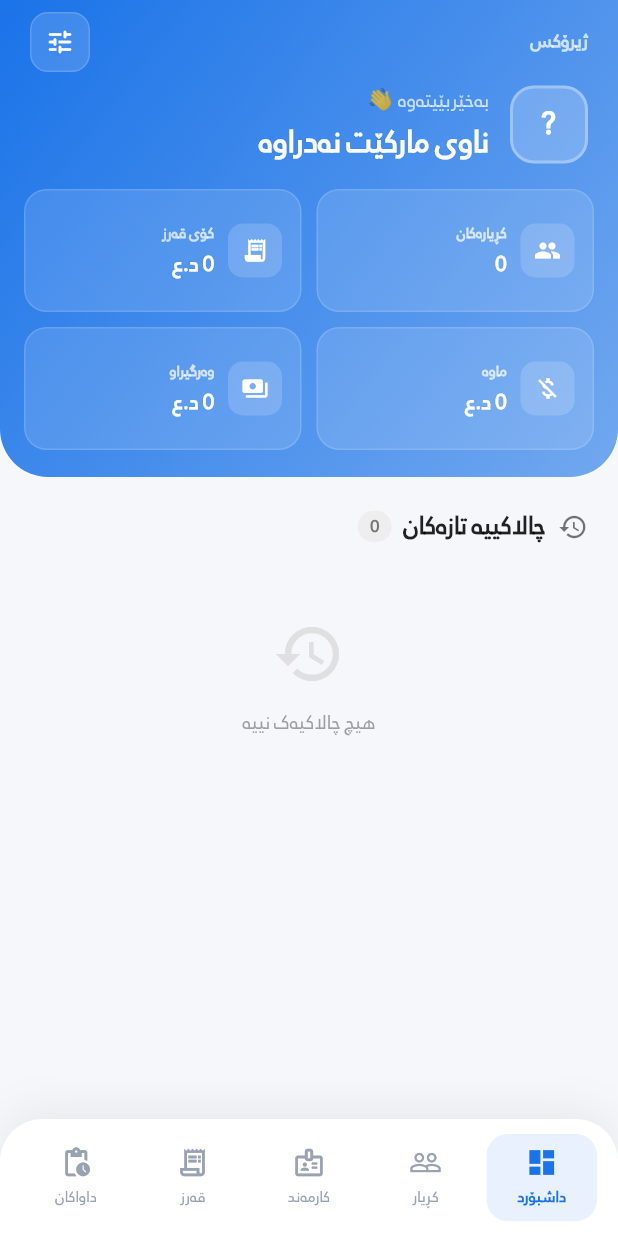
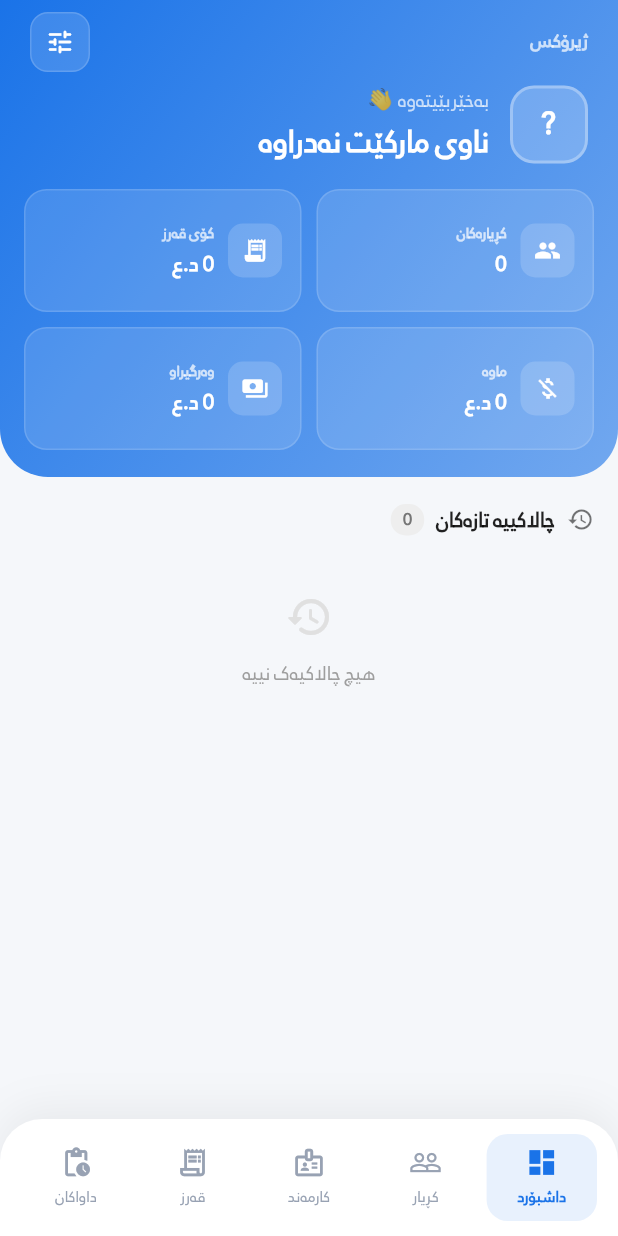
Before and after one commit to arambarzani07/zhiroxVIPuser, a Flutter app: the AdminDashboard screen opened directly, on a phone screen of 412 x 824 dp. Run offline on Flutter 3.47's test engine with Material 3 defaults, Android fonts, the phone set to English and light mode, and no system bars; our stand-ins replace connectivity_plus, flutter_image_compress, flutter_local_notifications, flutter_secure_storage, image_picker, pdf and 5 more; missing offline and left inert: workmanager; accounts and stored records are empty; statements that could not run were skipped.

Commit message:
Polish Dashboard alerts and recent activity

```diff
--- a/lib/screens/admin/admin_dashboard.dart
+++ b/lib/screens/admin/admin_dashboard.dart
@@ -103,6 +103,7 @@ class _AdminDashboardState extends State<AdminDashboard> {
   Widget build(BuildContext context) {
     final auth = context.read<AuthProvider>();
     final isDark = Theme.of(context).brightness == Brightness.dark;
+    final pendingNavCount = (_stats['pendingRequests'] as num?)?.toInt() ?? 0;
 
     final screens = [
       _buildNewDashboard(auth),
@@ -176,6 +177,7 @@ class _AdminDashboardState extends State<AdminDashboard> {
                   Icons.pending_actions_outlined,
                   Icons.pending_actions,
                   'داواکان',
+                  badgeCount: pendingNavCount,
                 ),
               ],
             ),
@@ -189,8 +191,9 @@ class _AdminDashboardState extends State<AdminDashboard> {
     int index,
     IconData icon,
     IconData activeIcon,
-    String label,
-  ) {
+    String label, {
+    int badgeCount = 0,
+  }) {
     final isSelected = _currentIndex == index;
     final isDark = Theme.of(context).brightness == Brightness.dark;
     final inactiveColor =
@@ -225,10 +228,44 @@ class _AdminDashboardState extends State<AdminDashboard> {
               child: Column(
                 mainAxisSize: MainAxisSize.min,
                 children: [
+                  Stack(
+                    clipBehavior: Clip.none,
+                    children: [
                       Icon(
                         isSelected ? activeIcon : icon,
                         size: 22,
                         color: isSelected ? AppColors.primary : inactiveColor,
+                      ),
+                      if (badgeCount > 0)
+                        Positioned(
+                          top: -6,
+                          right: -9,
+                          child: Container(
+                            constraints: const BoxConstraints(minWidth: 17),
+                            height: 17,
+                            padding: const EdgeInsets.symmetric(horizontal: 4),
+                            alignment: Alignment.center,
+                            decoration: BoxDecoration(
+                              color: Colors.red.shade600,
+                              borderRadius: BorderRadius.circular(9),
+                              border: Border.all(
+                                color: isDark ? AppDarkColors.card : Colors.white,
+                                width: 1.5,
+                              ),
+                            ),
+                            child: Text(
+                              badgeCount > 99 ? '99+' : '$badgeCount',
+                              style: const TextStyle(
+                                color: Colors.white,
+                                fontSize: 8.5,
+                                fontWeight: FontWeight.w800,
+                                height: 1,
+                              ),
+                              textDirection: TextDirection.ltr,
+                            ),
+                          ),
+                        ),
+                    ],
                   ),
                   const SizedBox(height: 4),
                   Text(
@@ -289,7 +326,6 @@ class _AdminDashboardState extends State<AdminDashboard> {
     final isDark = Theme.of(context).brightness == Brightness.dark;
 
     final recentActivity = _stats['recentActivity'] as List<RecordModel>? ?? [];
-    final pendingCount = _stats['pendingRequests'] as int? ?? 0;
     final totalCustomers = (_stats['totalCustomers'] ?? 0).toDouble();
     final totalDebt = (_stats['totalDebt'] ?? 0).toDouble();
     final totalRemaining = (_stats['totalRemaining'] ?? 0).toDouble();
@@ -479,38 +515,31 @@ class _AdminDashboardState extends State<AdminDashboard> {
                     // ───── Subscription Warning (inside gradient) ─────
                     if (auth.subscriptionDaysLeft <= 10)
                       Padding(
-                        padding: const EdgeInsets.fromLTRB(16, 0, 16, 20),
+                        padding: const EdgeInsets.fromLTRB(16, 0, 16, 14),
                         child: Container(
                           padding: const EdgeInsets.symmetric(
-                            horizontal: 14,
-                            vertical: 12,
-                          ),
-                          decoration: BoxDecoration(
-                            color: const Color(0xCCE53935),
+                            horizontal: 12,
+                            vertical: 9,
+                          ),
+                          decoration: BoxDecoration(
+                            color: Colors.white.withValues(alpha: 0.10),
                             borderRadius: BorderRadius.circular(14),
                             border: Border.all(
-                              color: Colors.red[300]!.withOpacity(0.6),
-                            ),
-                            boxShadow: [
-                              BoxShadow(
-                                color: Colors.red.withOpacity(0.3),
-                                blurRadius: 8,
-                                offset: const Offset(0, 2),
-                              ),
-                            ],
+                              color: Colors.white.withValues(alpha: 0.16),
+                            ),
                           ),
                           child: Row(
                             children: [
                               Container(
                                 padding: const EdgeInsets.all(8),
                                 decoration: BoxDecoration(
-                                  color: Colors.white.withOpacity(0.2),
-                                  borderRadius: BorderRadius.circular(10),
+                                  color: Colors.white.withOpacity(0.10),
+                                  borderRadius: BorderRadius.circular(9),
                                 ),
                                 child: const Icon(
                                   Icons.warning_amber_rounded,
-                                  color: Colors.white,
-                                  size: 22,
+                                  color: Colors.amberAccent,
+                                  size: 20,
                                 ),
                               ),
                               const SizedBox(width: 12),
@@ -549,96 +578,16 @@ class _AdminDashboardState extends State<AdminDashboard> {
             ),
           ),
 
-          // ───── Pending Requests Alert ─────
-          if (pendingCount > 0)
-            SliverToBoxAdapter(
-              child: Padding(
-                padding: const EdgeInsets.fromLTRB(16, 16, 16, 0),
-                child: GestureDetector(
-                  onTap: () => setState(() => _currentIndex = 4),
-                  child: Container(
-                    padding: const EdgeInsets.all(14),
-                    decoration: BoxDecoration(
-                      gradient: LinearGradient(
-                        colors: [
-                          Colors.purple.withOpacity(0.1),
-                          Colors.purple.withOpacity(0.05),
-                        ],
-                      ),
-                      borderRadius: BorderRadius.circular(16),
-                      border: Border.all(color: Colors.purple.withOpacity(0.2)),
-                    ),
-                    child: Row(
-                      children: [
-                        Container(
-                          padding: const EdgeInsets.all(8),
-                          decoration: BoxDecoration(
-                            color: Colors.purple.withOpacity(0.15),
-                            borderRadius: BorderRadius.circular(10),
-                          ),
-                          child: const Icon(
-                            Icons.notifications_active,
-                            color: Colors.purple,
-                            size: 20,
-                          ),
-                        ),
-                        const SizedBox(width: 12),
-                        Expanded(
-                          child: Column(
-                            crossAxisAlignment: CrossAxisAlignment.start,
-                            children: [
-                              const Text(
-                                'داواکاری چاوەڕوانکراو',
-                                style: TextStyle(
-                                  fontWeight: FontWeight.bold,
-                                  color: Colors.purple,
-                                  fontSize: 14,
-                                ),
-                              ),
-                              Text(
-                                '$pendingCount داواکاری نوێ',
-                                style: TextStyle(
-                                  color: Colors.purple.withOpacity(0.6),
-                                  fontSize: 12,
-                                ),
-                              ),
-                            ],
-                          ),
-                        ),
-                        Container(
-                          padding: const EdgeInsets.symmetric(
-                            horizontal: 14,
-                            vertical: 7,
-                          ),
-                          decoration: BoxDecoration(
-                            color: Colors.purple,
-                            borderRadius: BorderRadius.circular(12),
-                          ),
-                          child: const Text(
-                            'بینین',
-                            style: TextStyle(
-                              color: Colors.white,
-                              fontWeight: FontWeight.bold,
-                              fontSize: 13,
-                            ),
-                          ),
-                        ),
-                      ],
-                    ),
-                  ),
-                ),
-              ),
-            ),
 
           // ───── Recent Activity Header ─────
           SliverToBoxAdapter(
             child: Padding(
-              padding: const EdgeInsets.fromLTRB(20, 20, 20, 8),
+              padding: const EdgeInsets.fromLTRB(16, 18, 16, 8),
               child: Row(
                 children: [
                   Icon(
                     Icons.history,
-                    size: 20,
+                    size: 18,
                     color: isDark
                         ? AppDarkColors.textSecondary
                         : Colors.black54,
@@ -647,8 +596,8 @@ class _AdminDashboardState extends State<AdminDashboard> {
                   Text(
                     'چالاکییە تازەکان',
                     style: TextStyle(
-                      fontSize: 18,
-                      fontWeight: FontWeight.bold,
+                      fontSize: 15,
+                      fontWeight: FontWeight.w800,
                       color: isDark
                           ? AppDarkColors.textPrimary
                           : Colors.black87,
@@ -686,10 +635,10 @@ class _AdminDashboardState extends State<AdminDashboard> {
           if (recentActivity.isEmpty)
             SliverToBoxAdapter(
               child: Padding(
-                padding: const EdgeInsets.all(40),
+                padding: const EdgeInsets.symmetric(vertical: 30),
                 child: Column(
                   children: [
-                    Icon(Icons.history, size: 48, color: Colors.grey[300]),
+                    Icon(Icons.history_rounded, size: 32, color: Colors.grey[300]),
                     const SizedBox(height: 12),
                     Text(
                       'هیچ چالاکیەک نییە',
@@ -1566,135 +1515,89 @@ class _AdminDashboardState extends State<AdminDashboard> {
     final amount = debt.getDoubleValue('amount');
     final date = debt.getStringValue('created');
     final isByEmployee = createdBy?.getStringValue('role') == 'employee';
-    final creatorName = createdBy?.getStringValue('name') ?? 'Unknown';
+    final creatorName = createdBy?.getStringValue('name') ?? '';
     final customerName =
-        customer?.getStringValue('name') ?? 'کارمەند/کڕیار سڕدراوەتەوە';
+        customer?.getStringValue('name') ?? 'کڕیار سڕدراوەتەوە';
     final isDark = Theme.of(context).brightness == Brightness.dark;
-
-    return TweenAnimationBuilder<double>(
-      tween: Tween(begin: 0, end: 1),
-      duration: Duration(milliseconds: 400 + (index * 50).clamp(0, 600)),
-      curve: Curves.easeOutCubic,
-      builder: (context, value, child) {
-        return Transform.translate(
-          offset: Offset(0, 20 * (1 - value)),
-          child: Opacity(opacity: value, child: child),
-        );
-      },
-      child: Container(
-        margin: const EdgeInsets.only(bottom: 10),
+    final accent = isByEmployee ? Colors.orange : AppColors.primary;
+
+    return Container(
+      margin: const EdgeInsets.only(bottom: 8),
+      padding: const EdgeInsets.symmetric(horizontal: 12, vertical: 10),
       decoration: BoxDecoration(
         color: isDark ? AppDarkColors.card : Colors.white,
-          borderRadius: BorderRadius.circular(16),
-          boxShadow: isDark
-              ? []
-              : [
-                  BoxShadow(
-                    color: Colors.black.withOpacity(0.04),
-                    blurRadius: 10,
-                    offset: const Offset(0, 3),
-                  ),
-                ],
-        ),
-        child: Padding(
-          padding: const EdgeInsets.all(14),
+        borderRadius: BorderRadius.circular(14),
+        border: Border.all(
+          color: isDark
+              ? Colors.white.withValues(alpha: 0.06)
+              : const Color(0xFFE9EDF3),
+        ),
+      ),
       child: Row(
         children: [
-              // Icon
           Container(
-                width: 44,
-                height: 44,
-                decoration: BoxDecoration(
-                  gradient: LinearGradient(
-                    colors: isByEmployee
-                        ? [
-                            Colors.orange.withOpacity(0.15),
-                            Colors.orange.withOpacity(0.05),
-                          ]
-                        : [
-                            Colors.blue.withOpacity(0.15),
-                            Colors.blue.withOpacity(0.05),
-                          ],
-                    begin: Alignment.topLeft,
-                    end: Alignment.bottomRight,
-                  ),
-                  borderRadius: BorderRadius.circular(12),
+            width: 36,
+            height: 36,
+            alignment: Alignment.center,
+            decoration: BoxDecoration(
+              color: accent.withValues(alpha: 0.08),
+              borderRadius: BorderRadius.circular(10),
             ),
             child: Icon(
-                  isByEmployee ? Icons.badge : Icons.admin_panel_settings,
-                  color: isByEmployee ? Colors.orange : Colors.blue,
-                  size: 20,
-                ),
-              ),
-              const SizedBox(width: 12),
-              // Info
+              isByEmployee ? Icons.badge_outlined : Icons.receipt_long_outlined,
+              color: accent,
+              size: 18,
+            ),
+          ),
+          const SizedBox(width: 10),
           Expanded(
             child: Column(
               crossAxisAlignment: CrossAxisAlignment.start,
               children: [
                 Text(
                   customerName,
-                      style: TextStyle(
-                        fontWeight: FontWeight.bold,
-                        fontSize: 14,
+                  maxLines: 1,
+                  overflow: TextOverflow.ellipsis,
+                  style: TextStyle(
+                    fontSize: 13,
+                    fontWeight: FontWeight.w700,
                     color: isDark
                         ? AppDarkColors.textPrimary
-                            : Colors.black87,
-                      ),
+                        : const Color(0xFF344054),
+                  ),
+                ),
+                const SizedBox(height: 2),
+                Text(
+                  [
+                    if (isByEmployee && creatorName.isNotEmpty) creatorName,
+                    AppHelpers.formatDate(date),
+                  ].join('  •  '),
                   maxLines: 1,
                   overflow: TextOverflow.ellipsis,
-                    ),
-                    const SizedBox(height: 3),
-                    Row(
-                      children: [
-                        if (isByEmployee) ...[
-                          Icon(
-                            Icons.person_outline,
-                            size: 12,
-                            color: Colors.grey[400],
-                          ),
-                          const SizedBox(width: 3),
-                          Text(
-                            creatorName,
-                            style: TextStyle(
-                              fontSize: 11,
-                              color: Colors.grey[500],
-                            ),
-                          ),
-                          const SizedBox(width: 8),
-                        ],
-                        Icon(
-                          Icons.access_time,
-                          size: 12,
-                          color: Colors.grey[400],
-                        ),
-                        const SizedBox(width: 3),
-                        Text(
-                          AppHelpers.formatDate(date),
-                          style: TextStyle(
-                            fontSize: 11,
-                            color: Colors.grey[400],
-                          ),
-                        ),
-                      ],
-                    ),
-                  ],
-                ),
-              ),
-              // Amount
+                  style: TextStyle(
+                    fontSize: 10.5,
+                    color: isDark
+                        ? AppDarkColors.textSecondary
+                        : const Color(0xFF98A2B3),
+                  ),
+                ),
+              ],
+            ),
+          ),
+          const SizedBox(width: 10),
           Text(
             AppHelpers.formatCurrency(amount),
             style: TextStyle(
-                  fontWeight: FontWeight.bold,
-                  fontSize: 14,
-                  color: isDark ? AppDarkColors.textPrimary : Colors.black87,
+              fontSize: 13,
+              fontWeight: FontWeight.w800,
+              color: isDark
+                  ? AppDarkColors.textPrimary
+                  : const Color(0xFF101828),
             ),
             textDirection: TextDirection.ltr,
           ),
         ],
       ),
-        ),
-      ),
-    );
-  }
-}
+    );
+  }
+}
```
Lines whose indentation alone changed are shown as unchanged.
